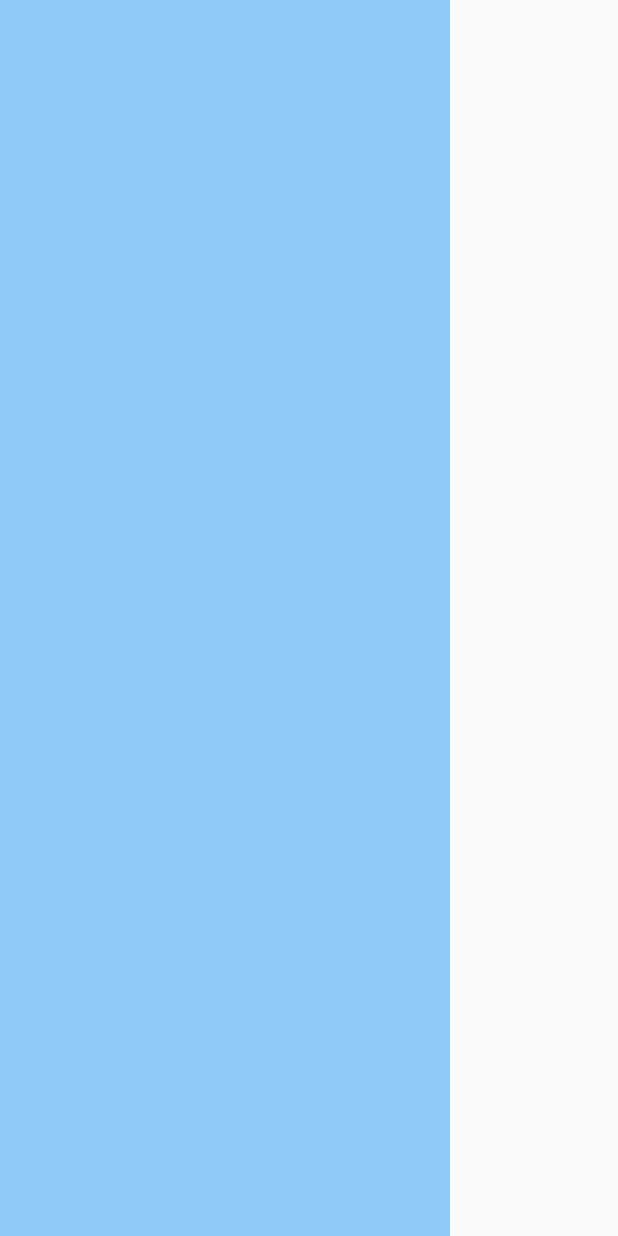
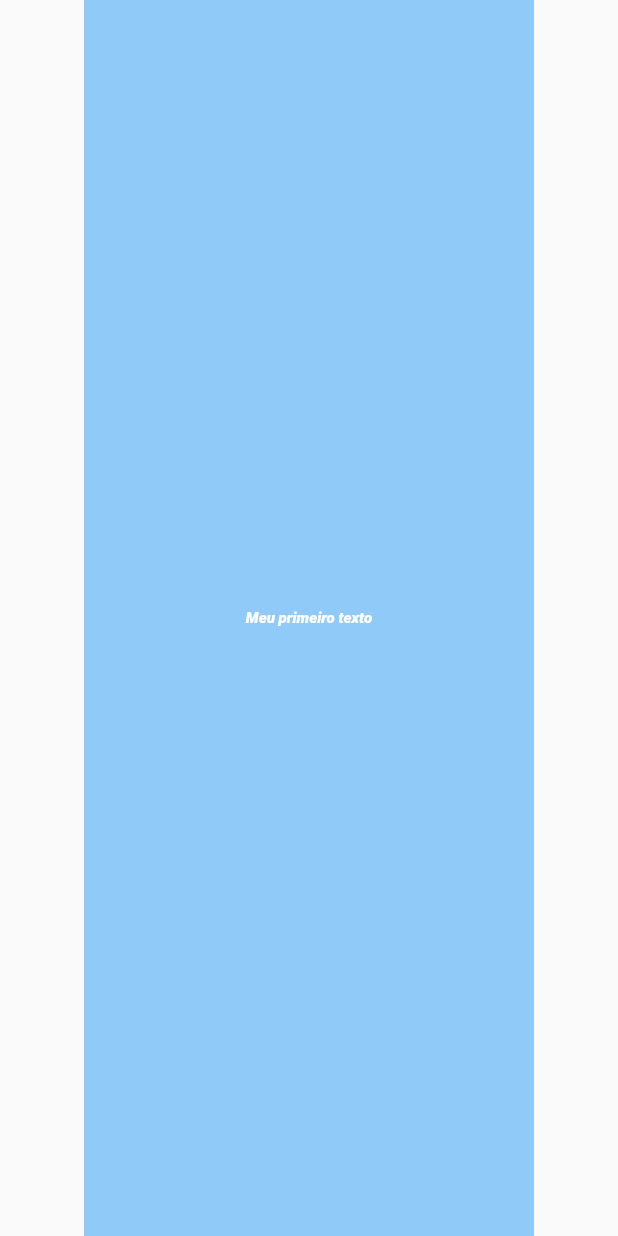
Before and after one commit to from-bottom-to-the-top/aula-flutter, a Flutter app: the screen it shows after launch, on a phone screen of 412 x 824 dp. Run offline on Flutter 3.47's test engine with Material 2 defaults, Android fonts, the light colour scheme and no system bars.

Commit message:
catalogo Text widget add

```diff
--- a/lib/main.dart
+++ b/lib/main.dart
@@ -31,9 +31,18 @@ class HomeWidget extends StatelessWidget {
   @override
   Widget build(BuildContext context) {
     return Container(
-      child: Container(
-        width: 300,
-        color: Colors.blue[200],
+      child: Center(
+        child: Container(
+          width: 300,
+          color: Colors.blue[200],
+          alignment: Alignment.center,
+          child: Text("Meu primeiro texto",
+              style: TextStyle(
+                  color: Colors.white,
+                  fontSize: 10,
+                  fontStyle: FontStyle.italic,
+                  fontWeight: FontWeight.w900)),
+        ),
       ),
     );
   }
```
